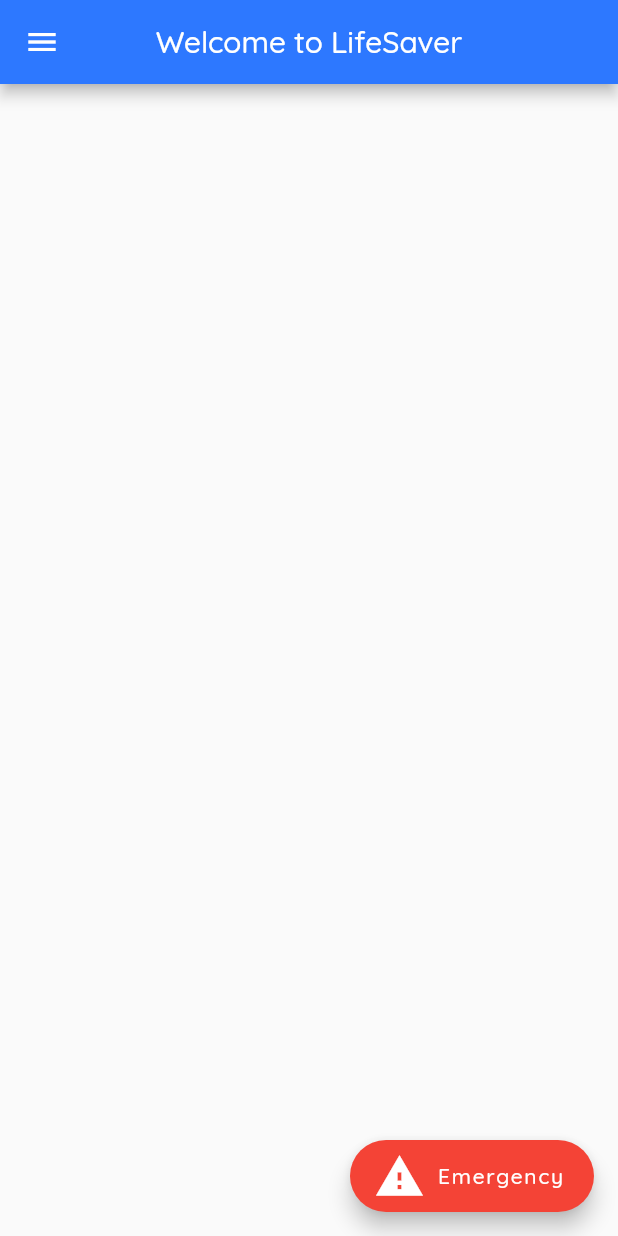
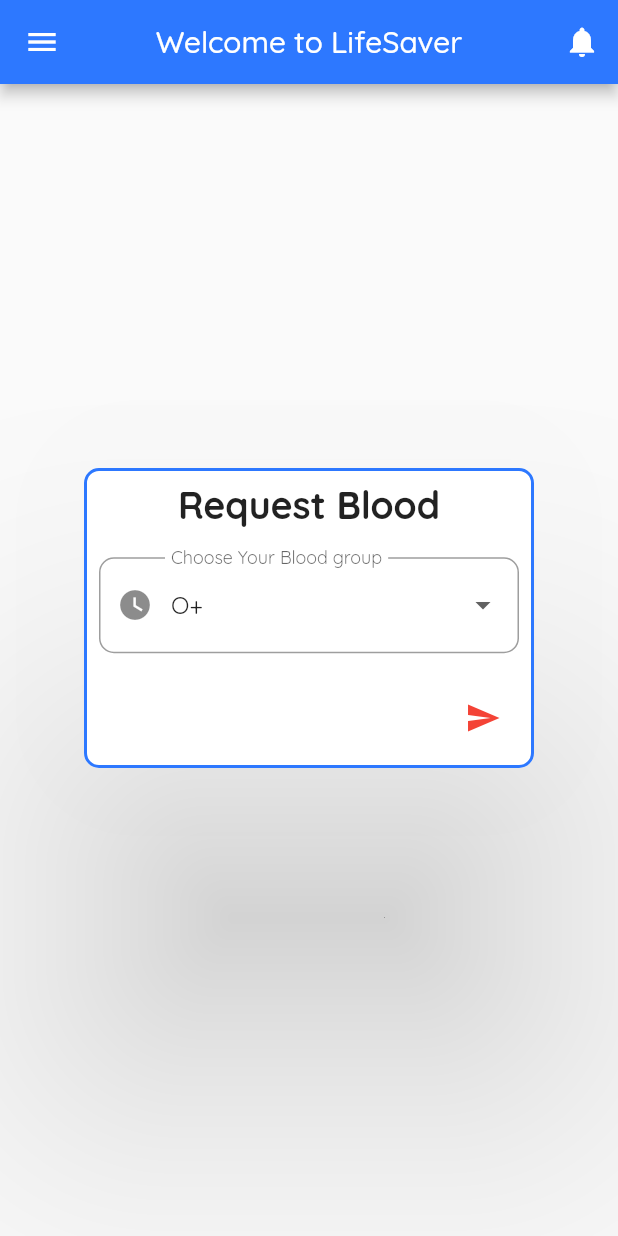
Before and after one commit to kishanhitk/Life_Saver, a Flutter app: the screen it shows after launch, after a tap on "Get Started", after a tap on "Emergency", on a phone screen of 412 x 824 dp. Run offline on Flutter 3.47's test engine with Material 2 defaults, Android fonts, the phone set to English and light mode, and no system bars; our stand-ins replace cloud_firestore, firebase_auth, firebase_messaging, flutter_spinkit; accounts and stored records are empty; network calls fail.

Commit message:
Moved Notification from drawer to AppBar. Added Blood request option.

```diff
--- a/lib/Services/database.dart
+++ b/lib/Services/database.dart
@@ -1,9 +1,14 @@
+import 'package:bank/model/user.dart';
 import 'package:cloud_firestore/cloud_firestore.dart';
 import 'package:firebase_auth/firebase_auth.dart';
 import 'package:firebase_messaging/firebase_messaging.dart';
+import 'package:flutter/cupertino.dart';
 
 class DataBaseServices {
   final String uid;
+  var userdetails =
+      Firestore.instance.collection("users").document("uid");
+
   FirebaseMessaging _messaging = FirebaseMessaging();
   DataBaseServices({this.uid});
 
@@ -18,6 +23,7 @@
       String blood,
       String state}) async {
     _messaging.subscribeToTopic(blood);
+
     return await _doc.document(uid).setData({
       'userId': uid,
       'email': email,
@@ -49,4 +55,5 @@
       },
     );
   }
+
 }
--- a/lib/model/user.dart
+++ b/lib/model/user.dart
@@ -9,6 +9,6 @@
   String id ;
 
   User({
-    this.id
+    this.id,this.addressLine1,this.altPhoneNum
   }) ;
 }
--- a/lib/screens/homepage/homepage.dart
+++ b/lib/screens/homepage/homepage.dart
@@ -1,11 +1,18 @@
+import 'dart:async';
+
 import 'package:bank/model/user.dart';
+import 'package:bank/screens/Auth/register_page.dart';
+import 'package:bank/screens/notificationpage/notificationPage.dart';
+import 'package:bank/screens/requestPage/requestPage.dart';
+import 'package:bank/shared/const.dart';
 import 'package:flutter/material.dart';
 import 'package:bank/screens/profilepage/profile_page.dart';
 import 'package:firebase_messaging/firebase_messaging.dart';
 import 'package:cloud_firestore/cloud_firestore.dart';
 
-final FirebaseMessaging _firebaseMessaging = FirebaseMessaging();
-Firestore _firestore = Firestore();
+// final FirebaseMessaging _firebaseMessaging = FirebaseMessaging();
+// Firestore _firestore = Firestore();
+String name = '';
 
 class HomePage extends StatefulWidget {
   final String uid;
@@ -17,19 +24,21 @@
 }
 
 class _HomePageState extends State<HomePage> {
-  final Firestore _db = Firestore.instance;
   final FirebaseMessaging _fcm = FirebaseMessaging();
   void initState() {
     super.initState();
     _fcm.configure(
       onMessage: (Map<String, dynamic> message) async {
         print("onMessage: $message");
+        //print("MESSAGE"+message['notification']['title']);
+        Timer(Duration(seconds: 2),
+            () => print("MESSAGE" + message['notification']['title']));
         showDialog(
           context: context,
           builder: (context) => AlertDialog(
             content: ListTile(
-              title: Text(message['notification']['title']),
-              subtitle: Text(message['notifaction']['body']),
+              title: Text(message['notification']['title'] ?? "n"),
+              subtitle: Text(message['notification']['body'] ?? "n"),
             ),
             actions: <Widget>[
               FlatButton(
@@ -51,14 +60,22 @@
   @override
   Widget build(BuildContext context) {
     return Scaffold(
-      floatingActionButton: FloatingActionButton.extended(
+      floatingActionButton: Transform.scale(
+        scale: 1,
+        child: FloatingActionButton.extended(
+          heroTag: "FAB",
           label: Text("Emergency"),
           backgroundColor: Color(0xFFF44336),
           onPressed: () {
-
-          _db.collection("alerts").document().setData({"alert": "ok"});
-          _firebaseMessaging.getToken().then(
-                (value) => print("value is $value this"),
+            Navigator.of(context).push(
+              new PageRouteBuilder(
+                fullscreenDialog: false,
+                opaque: false,
+                barrierDismissible: true,
+                pageBuilder: (BuildContext context, _, __) {
+                  return Hero(tag: "FAB", child: RequestPage());
+                },
+              ),
             );
           },
           icon: Center(
@@ -67,7 +84,19 @@
             size: 34,
           )),
         ),
+      ),
       appBar: AppBar(
+        actions: <Widget>[
+          IconButton(
+            icon: Icon(
+              Icons.notifications,
+            ),
+            onPressed: () {
+              Navigator.push(context,
+                  MaterialPageRoute(builder: (context) => NotificationPage()));
+            },
+          ),
+        ],
         centerTitle: true,
         title: Text('Welcome to LifeSaver'),
       ),
@@ -100,16 +129,6 @@
             ),
             ListTile(
               title: Text(
-                'Notifications',
-                style: TextStyle(fontSize: 20),
-              ),
-              onTap: () {
-                // Update the state of the app.
-                // ...
-              },
-            ),
-            ListTile(
-              title: Text(
                 'About Us',
                 style: TextStyle(fontSize: 20),
               ),
@@ -123,7 +142,9 @@
       ),
       body: Container(
         child: Center(
-          child: Text(widget.uid ?? " "),
+          child: Text(
+            widget.uid ?? " ",
+          ),
         ),
       ),
     );
--- /dev/null
+++ b/lib/screens/requestPage/requestPage.dart
@@ -0,0 +1,91 @@
+import 'package:bank/screens/homepage/homepage.dart';
+import 'package:bank/shared/const.dart';
+import 'package:firebase_auth/firebase_auth.dart';
+import 'package:flutter/material.dart';
+import 'package:cloud_firestore/cloud_firestore.dart';
+
+class RequestPage extends StatefulWidget {
+  final String uid;
+  RequestPage({this.uid});
+  @override
+  _RequestPageState createState() => _RequestPageState();
+}
+
+class _RequestPageState extends State<RequestPage> {
+  String requestedBloodGroup = "OP";
+  final Firestore _db = Firestore.instance;
+  List<DropdownMenuItem> getDropDownItems() {
+    List<DropdownMenuItem> dropdownitems = [];
+
+    for (int i = 0; i < bloodgroups.length; i++) {
+      var newItem = DropdownMenuItem(
+          child: Text(bloodgroups[i]), value: bloodgroupsForDatabase[i]);
+      dropdownitems.add(newItem);
+    }
+    return dropdownitems;
+  }
+
+  @override
+  Widget build(BuildContext context) {
+    return Dialog(
+      elevation: 100,
+      shape: RoundedRectangleBorder(
+          borderRadius: BorderRadius.circular(10),
+          side: BorderSide(color: Color(0xFF2D78FF), width: 2)),
+      child: Container(
+        height: 200,
+        width: 300,
+        child: Column(
+          mainAxisAlignment: MainAxisAlignment.spaceEvenly,
+          children: <Widget>[
+            Text(
+              "Request Blood",
+              style: TextStyle(fontSize: 25, fontWeight: FontWeight.w700),
+            ),
+            Padding(
+              padding: const EdgeInsets.all(10.0),
+              child: DropdownButtonFormField(
+                value: requestedBloodGroup,
+                decoration: loginFormDecoration.copyWith(
+                    // contentPadding: EdgeInsets.all(10),
+                    labelText: "Choose Your Blood group",
+                    prefixIcon: Icon(Icons.watch_later)),
+                items: getDropDownItems(),
+                onChanged: (value) {
+                  setState(
+                    () {
+                      requestedBloodGroup = value;
+                    },
+                  );
+                },
+              ),
+            ),
+            Row(
+              mainAxisAlignment: MainAxisAlignment.end,
+              children: <Widget>[
+                IconButton(
+                    icon: Icon(
+                      Icons.send,
+                      color: Color(0xFFF44336),
+                    ),
+                    onPressed: () {
+                      print(widget.uid);
+                      _db
+                          .collection("alertCollection")
+                          .document(widget.uid)
+                          .collection("alerts")
+                          .document()
+                          .setData({"bloodGroup": requestedBloodGroup});
+                      Navigator.pop(context);
+                    }),
+                SizedBox(
+                  width: 10,
+                )
+              ],
+            )
+          ],
+        ),
+      ),
+    );
+  }
+}
```
Also changed, not shown: lib/screens/notificationpage/notificationPage.dart (added, +17 -0 lines), firebase.json, 8 other files. Lines whose indentation alone changed are shown as unchanged.
